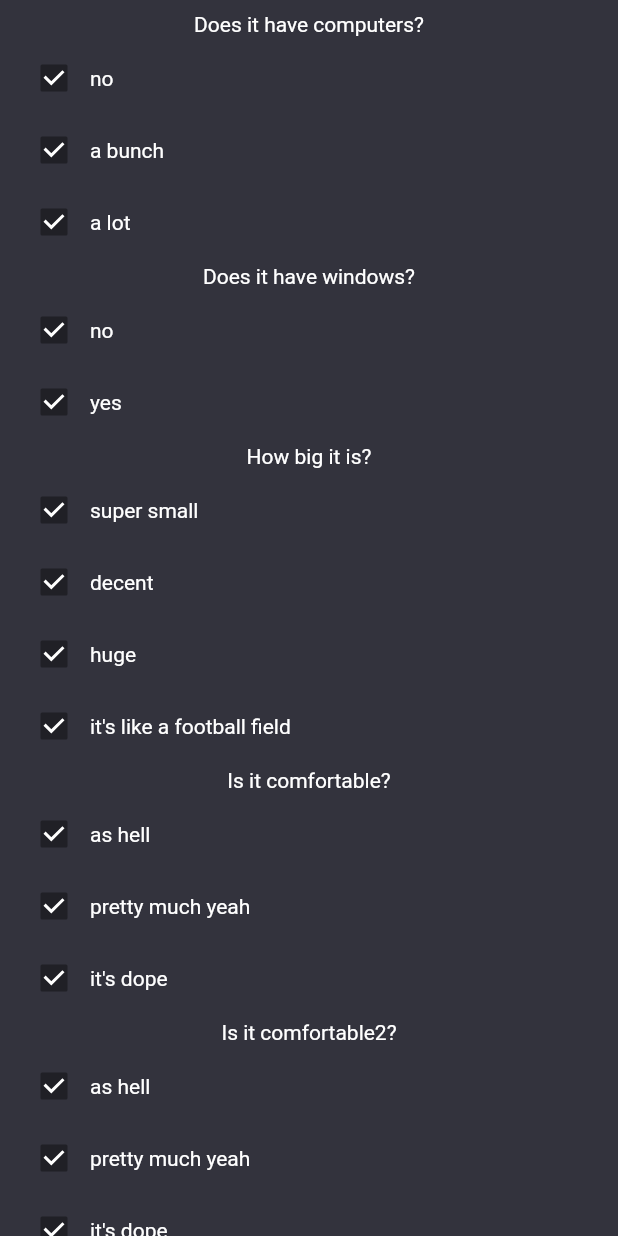
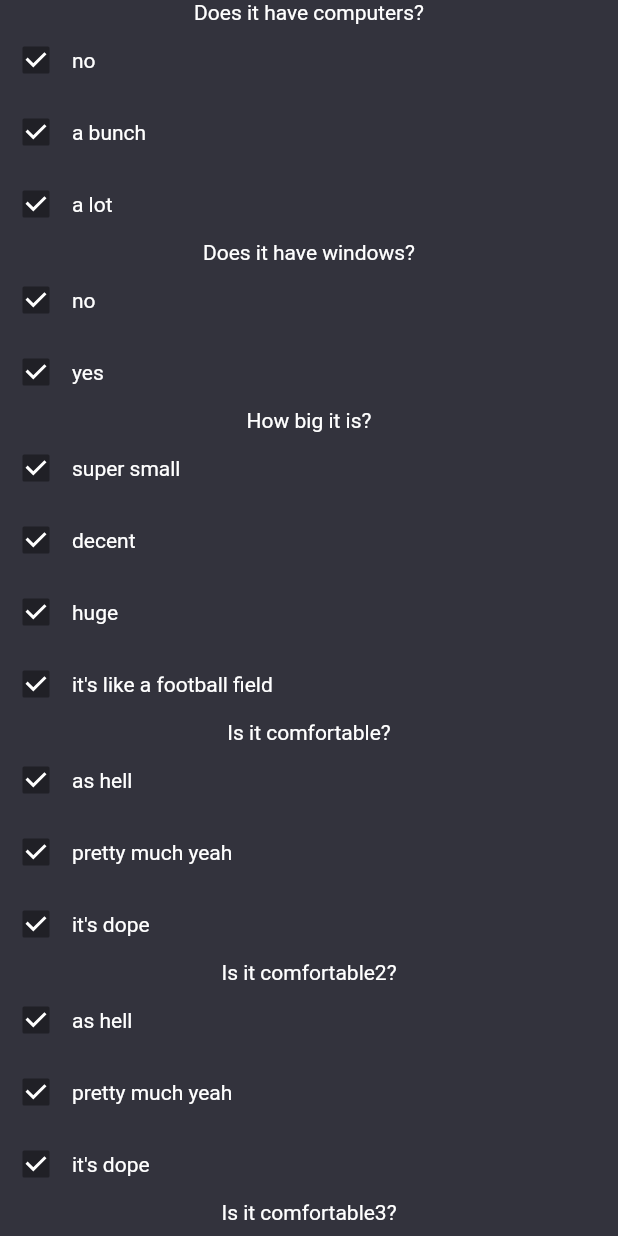
Before and after one commit to paulinaurbas/aei-map-mobile, a Flutter app: the FilterScreen widget shown alone on an empty page, opened directly, on a phone screen of 412 x 824 dp. Run offline on Flutter 3.47's test engine with Material 2 defaults, Android fonts, the phone set to English and light mode, and no system bars; our stand-ins replace dio, flutter_bloc, rxdart; network calls fail.

Commit message:
Review the TODO comments

```diff
--- a/aei_map_mobile/lib/features/filter_screen/data_sources/filter_screen_api_provider.dart
+++ b/aei_map_mobile/lib/features/filter_screen/data_sources/filter_screen_api_provider.dart
@@ -11,9 +11,8 @@ class FilterScreenApiProvider {
     String data = await DefaultAssetBundle.of(context)
         .loadString("assets/json/filters.json");
     Map<String, dynamic> jsonMap = jsonDecode(data);
-    var filtersList = (jsonMap['filters'] as List)
-        .map((f) => new Filter.fromJson(f))
-        .toList();
+    var filtersList =
+        (jsonMap['filters'] as List).map((f) => Filter.fromJson(f)).toList();
     return filtersList;
   }
 
@@ -25,7 +24,7 @@ class FilterScreenApiProvider {
         .loadString("assets/json/filtered_rooms.json");
     Map<String, dynamic> jsonMap = jsonDecode(data);
     var filteredRoomsFromJson = jsonMap['roomIds'];
-    List<int> filteredRoomsList = new List<int>.from(filteredRoomsFromJson);
+    List<int> filteredRoomsList = List<int>.from(filteredRoomsFromJson);
     return filteredRoomsList;
   }
 }
--- a/aei_map_mobile/lib/features/filter_screen/screens/filter_screen.dart
+++ b/aei_map_mobile/lib/features/filter_screen/screens/filter_screen.dart
@@ -15,8 +15,15 @@ class _FilterScreenState extends State<FilterScreen> {
 
   @override
   void initState() {
+    _bloc.getFiltres(context);
+    _bloc.filteredRooms.stream.listen((event) {
+      if (event != null) {
+        // TODO: Filtered rooms are fetched. How to navigate to the map_screen
+        //       with the found rooms highlighted?
+        // Navigator.of(context).push(route, arguments: event)
+      }
+    });
     super.initState();
-    _bloc.getFiltres(context);
   }
 
   @override
@@ -42,20 +49,20 @@ class _FilterScreenState extends State<FilterScreen> {
           mainAxisAlignment: MainAxisAlignment.center,
           children: [
             ListView.builder(
-                padding: const EdgeInsets.all(8),
                 shrinkWrap: true,
                 itemCount: filters.length,
                 itemBuilder: (BuildContext context, int index) {
                   return FilterSelection(
-                      onChanged: () => {}, filter: filters[index]);
+                      // TODO: onChanged() should update _bloc._checkedFilters.
+                      //       But how? It could add a map with FilterID:ValueID
+                      //       or delete such map if unchecked.
+                      onChanged: () => {},
+                      filter: filters[index]);
                 }),
             AeiMapButton(
               buttonDescription: 'Find matching rooms',
               onPressed: () {
-                _bloc.changeFilters(selectedFilters);
-                // TODO: Fetch the filtered rooms. And there is a question:
-                //       what to do after the fetching of the filtered rooms?
-                // Navigator.of(context).push(route, arguments: event)
+                _bloc.getFilteredRooms(context);
               },
             )
           ],
--- a/aei_map_mobile/lib/features/filter_screen/widgets/filter_selection.dart
+++ b/aei_map_mobile/lib/features/filter_screen/widgets/filter_selection.dart
@@ -16,7 +16,6 @@ class FilterSelection extends StatelessWidget {
         child: Column(children: [
       Center(child: Text('${filter.name.name}')),
       ListView.builder(
-          padding: const EdgeInsets.all(4),
           shrinkWrap: true,
           itemCount: filter.possibleValues.length,
           itemBuilder: (BuildContext context, int index) {
```
